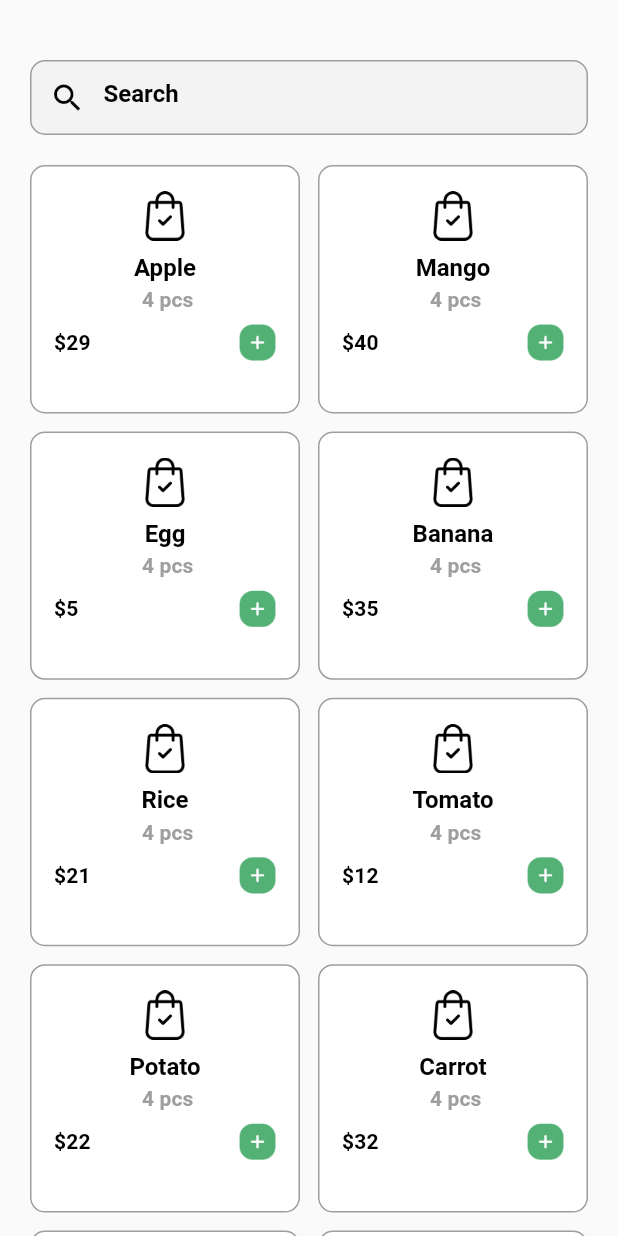
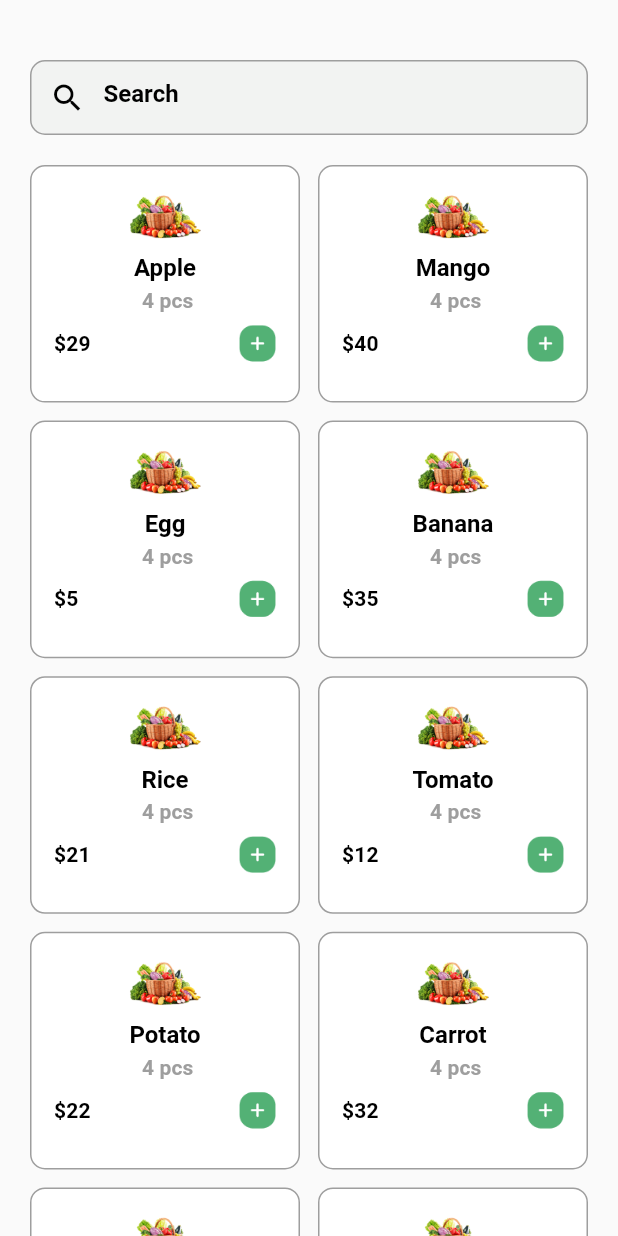
Before and after one commit to Amangupta9026/Grocery, a Flutter app: the SearchFilter screen opened directly, on a phone screen of 412 x 824 dp. Run offline on Flutter 3.47's test engine with Material 2 defaults, Android fonts, the light colour scheme and no system bars; our stand-ins replace another_flushbar, carousel_pro_nullsafety, email_validator, flutter_rating_bar, flutter_swiper_null_safety, google_fonts and 1 more; missing offline and left inert: random_color.

Commit message:
Grocery UI Changes

```diff
--- a/lib/home_screen/search.dart
+++ b/lib/home_screen/search.dart
@@ -64,7 +64,7 @@ class _SearchFilterState extends State<SearchFilter> {
                                 padding: EdgeInsets.zero,
                                 scrollDirection: Axis.vertical,
                                 physics: const ScrollPhysics(),
-                                childAspectRatio: (5 / 4.6),
+                                childAspectRatio: (5 / 4.4),
                                 crossAxisCount: 2,
                                 crossAxisSpacing: 12.0,
                                 mainAxisSpacing: 12.0,
@@ -107,11 +107,11 @@ class _SearchFilterState extends State<SearchFilter> {
                                               ),
                                               Center(
                                                 child: Image.asset(
-                                                  ImgConstants.SHOP,
+                                                  ImgConstants.VEG,
                                                   width: MediaQuery.of(context)
                                                           .size
                                                           .height *
-                                                      0.04,
+                                                      0.06,
                                                 ),
                                               ),
                                               SizedBox(
--- a/lib/widget/exclusive_offer.dart
+++ b/lib/widget/exclusive_offer.dart
@@ -30,7 +30,7 @@ class ExclusiveOffer extends StatelessWidget {
           border: Border.all(
               color: bordercolor ?? ColorConstant.COLOR_GREY, width: 1)),
       child: Padding(
-        padding: const EdgeInsets.fromLTRB(0.0, 0, 0, 0),
+        padding: const EdgeInsets.fromLTRB(0.0, 0, 0, 10),
         child: Column(crossAxisAlignment: CrossAxisAlignment.start, children: [
           const SizedBox(
             height: 15,
```
Also changed, not shown: lib/home_screen/home_screen.dart (+6 -18 lines).
